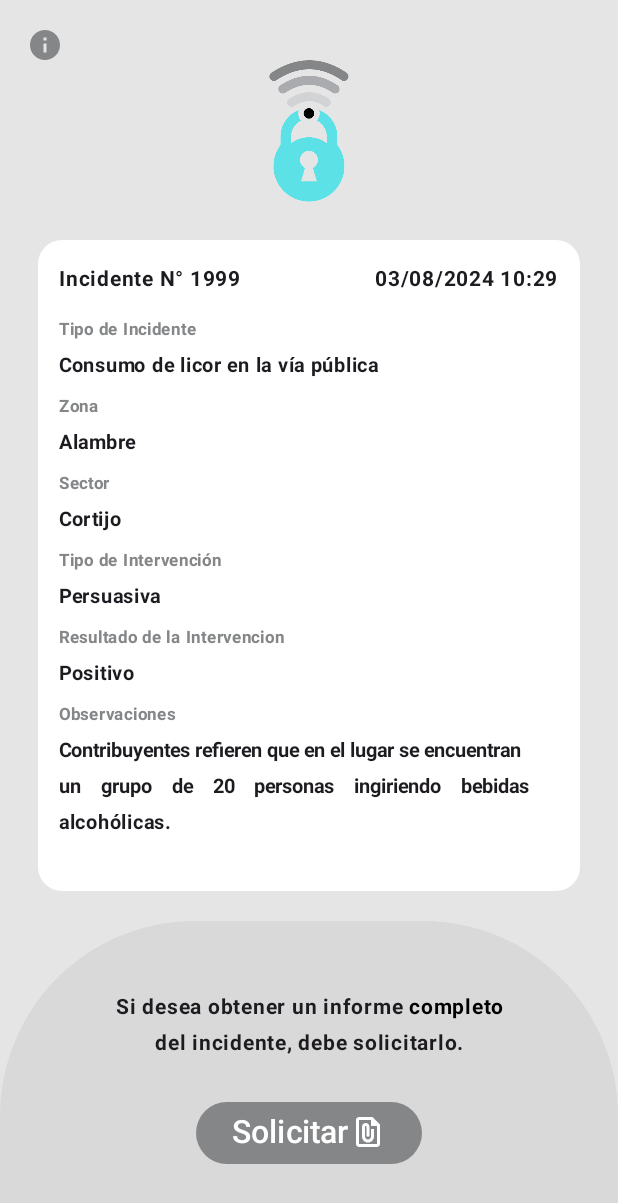
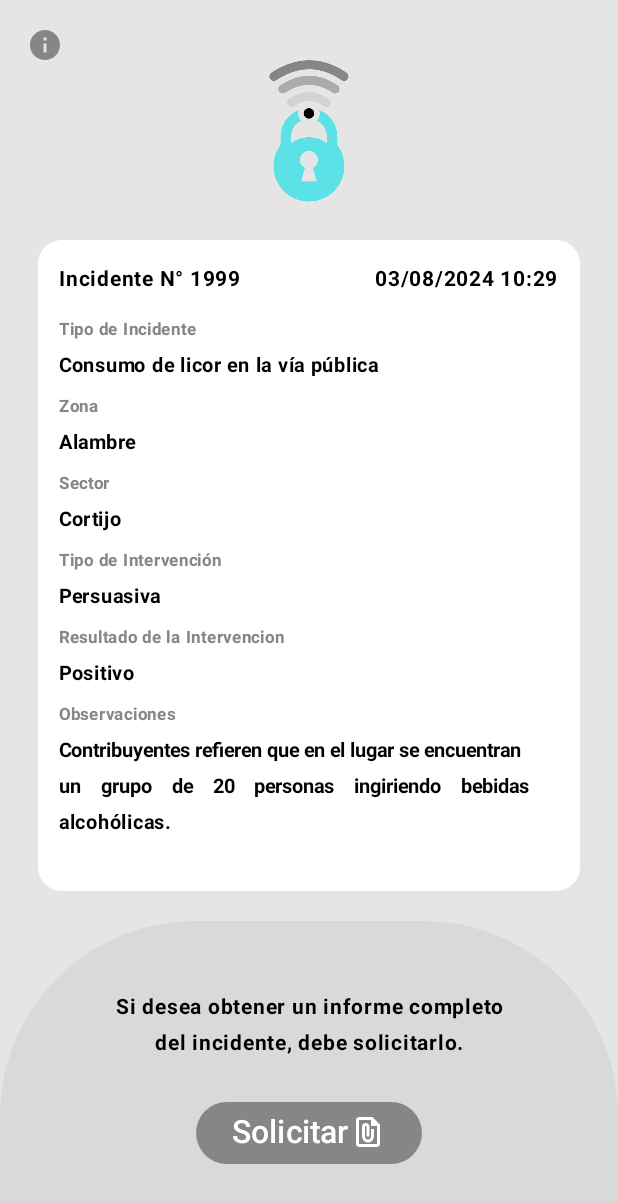
Before and after one commit to RacoonDevRock/OpenCMTApp, an Android app built with Jetpack Compose: the ResearchScreen screen opened through its navigation route, after a tap on "Incidente N° 1999", on a phone screen of 412 x 824 dp. Shown: the top 1203 px of the screen. Run offline under Robolectric (Android 15) with nearby library versions, the phone set to English and light mode, and no system bars.

Commit message:
feature/navegable-phone

```diff
--- a/app/src/main/AndroidManifest.xml
+++ b/app/src/main/AndroidManifest.xml
@@ -6,9 +6,9 @@
         android:allowBackup="true"
         android:dataExtractionRules="@xml/data_extraction_rules"
         android:fullBackupContent="@xml/backup_rules"
-        android:icon="@mipmap/ic_launcher"
+        android:icon="@mipmap/ic_app"
         android:label="@string/app_name"
-        android:roundIcon="@mipmap/ic_launcher_round"
+        android:roundIcon="@mipmap/ic_app"
         android:supportsRtl="true"
         android:theme="@style/Theme.OpenApp"
         tools:targetApi="31">
--- a/app/src/main/java/com/cmt/openapp/MainActivity.kt
+++ b/app/src/main/java/com/cmt/openapp/MainActivity.kt
@@ -35,7 +35,7 @@ class MainActivity : ComponentActivity() {
                     val navigationController = rememberNavController()
                     NavHost(
                         navController = navigationController,
-                        startDestination = Routes.HomeScreen.route
+                        startDestination = Routes.RequestScreen.route
                     ) {
                         composable(Routes.HomeScreen.route) {
                             HomeScreen(
--- a/app/src/main/java/com/cmt/openapp/screen/DetailIncidentScreen.kt
+++ b/app/src/main/java/com/cmt/openapp/screen/DetailIncidentScreen.kt
@@ -110,6 +110,7 @@ fun RequestedBox(navigate: () -> Unit) {
                     }
                     append("del incidente, debe solicitarlo.")
                 },
+                color = Color.Black,
                 textAlign = TextAlign.Center,
                 fontSize = 14.sp,
                 fontWeight = FontWeight.Bold,
@@ -129,7 +130,7 @@ fun IncidentDetails(
     sector: String,
     interventionType: String,
     interventionResult: String,
-    observations: String
+    observations: String,
 ) {
     MySection("Tipo de Incidente")
     MySectionData(incidentType)
@@ -153,19 +154,20 @@ fun IncidentDetails(
 @Composable
 fun IncidentHeader(incidentNumber: String, date: String) {
     Row(
-        Modifier
-            .fillMaxWidth()
+        Modifier.fillMaxWidth()
     ) {
         Text(
             text = "Incidente N° $incidentNumber",
             fontWeight = FontWeight.Bold,
-            fontSize = 14.sp
+            fontSize = 14.sp,
+            color = Color.Black
         )
         Spacer(modifier = Modifier.weight(1f))
         Text(
             text = date,
             fontWeight = FontWeight.Bold,
-            fontSize = 14.sp
+            fontSize = 14.sp,
+            color = Color.Black
         )
     }
 }
@@ -177,6 +179,7 @@ fun MySectionData(text: String) {
         fontSize = 13.sp,
         fontWeight = FontWeight.Bold,
         textAlign = TextAlign.Justify,
+        color = Color.Black,
         modifier = Modifier.fillMaxWidth()
     )
 }
@@ -185,7 +188,7 @@ fun MySectionData(text: String) {
 fun MySection(text: String) {
     Text(
         text = text,
-        color = Color(0xFF848688),
+        color = MaterialTheme.colorScheme.tertiary,
         fontSize = 11.sp,
         fontWeight = FontWeight.Bold,
         modifier = Modifier.fillMaxWidth()
--- a/app/src/main/java/com/cmt/openapp/screen/HomeScreen.kt
+++ b/app/src/main/java/com/cmt/openapp/screen/HomeScreen.kt
@@ -15,6 +15,7 @@ import androidx.compose.runtime.Composable
 import androidx.compose.ui.Alignment
 import androidx.compose.ui.Modifier
 import androidx.compose.ui.draw.clip
+import androidx.compose.ui.graphics.Color
 import androidx.compose.ui.graphics.vector.ImageVector
 import androidx.compose.ui.res.painterResource
 import androidx.compose.ui.text.SpanStyle
@@ -74,11 +75,12 @@ fun InfoSection(modifier: Modifier, navigate: () -> Unit) {
             Text(
                 text = buildAnnotatedString {
                     append("Conoce sobre los ")
-                    withStyle(style = SpanStyle(color = MaterialTheme.colorScheme.onBackground)) {
+                    withStyle(style = SpanStyle(color = Color.Black)) {
                         append("incidentes\n")
                     }
                     append("y solicita informes detallados")
                 },
+                color = Color.Black,
                 textAlign = TextAlign.Center,
                 fontWeight = FontWeight.Bold,
                 fontSize = 18.sp
@@ -98,8 +100,8 @@ fun MyButtonNavigate(navigate: () -> Unit, textButton: String, myIconButton: Ima
         colors = ButtonDefaults.buttonColors(containerColor = MaterialTheme.colorScheme.tertiary)
     ) {
         Row() {
-            Text(text = textButton, fontSize = 21.sp)
-            Icon(myIconButton, contentDescription = "navigate")
+            Text(text = textButton, fontSize = 21.sp, color = Color.White)
+            Icon(myIconButton, contentDescription = "navigate", tint = Color.White)
         }
     }
 }
--- a/app/src/main/java/com/cmt/openapp/screen/RequestScreen.kt
+++ b/app/src/main/java/com/cmt/openapp/screen/RequestScreen.kt
@@ -91,25 +91,27 @@ fun RequestForm() {
 fun RequestHeader(modifier: Modifier) {
     Text(
         text = buildAnnotatedString {
-            append("Solicitud ")
+            append("Solicitud de")
             withStyle(style = SpanStyle(color = Color.Black)) {
-                append("de\n") // Aquí agregas el salto de línea
+                append("Acceso\n") // Aquí agregas el salto de línea
             }
-            append("Acceso a la Información")
+            append("a la Información")
         },
+        color = Color.Black,
         textAlign = TextAlign.Center,
         fontSize = 20.sp,
         fontWeight = FontWeight.Bold,
         modifier = modifier
-            .padding(top = 24.dp, bottom = 20.dp)
+            .padding(top = 24.dp, bottom = 15.dp)
     )
 
     Text(
         text = "Incidente N°1999",
+        color = Color.Black,
         fontSize = 17.sp,
         fontWeight = FontWeight.Bold,
         modifier = Modifier
-            .padding(bottom = 20.dp)
+            .padding(bottom = 15.dp)
     )
 }
 
@@ -123,13 +125,14 @@ fun TextFieldRequest(label: String, value: String, onValueChange: (String) -> Un
                 text = label,
                 fontWeight = FontWeight.ExtraBold,
                 modifier = Modifier.padding(start = 4.dp),
-                fontSize = 14.sp,
+                fontSize = 13.sp,
                 color = Color(0xFF848688)
             )
         },
         modifier = Modifier
             .padding(bottom = 13.dp)
-            .width(310.dp),
+            .width(290.dp)
+            .height(50.dp),
         colors = TextFieldDefaults.colors(
             focusedContainerColor = Color.White,
             unfocusedContainerColor = Color.White,
--- a/app/src/main/java/com/cmt/openapp/screen/ResearchScreen.kt
+++ b/app/src/main/java/com/cmt/openapp/screen/ResearchScreen.kt
@@ -135,13 +135,15 @@ fun IncidentBox(navigate: () -> Unit) {
                 Text(
                     text = "Incidente N° 1999",
                     fontWeight = FontWeight.Bold,
-                    fontSize = 15.sp
+                    fontSize = 15.sp,
+                    color = Color.Black,
                 )
                 Spacer(modifier = Modifier.weight(1f))
                 Text(
                     text = "03/08/2024 10:29",
                     fontWeight = FontWeight.Bold,
-                    fontSize = 15.sp
+                    fontSize = 15.sp,
+                    color = Color.Black,
                 )
             }
             Spacer(modifier = Modifier.weight(1f))
@@ -149,6 +151,7 @@ fun IncidentBox(navigate: () -> Unit) {
                 text = "Consumo de licor en la vía pública",
                 fontWeight = FontWeight.Bold,
                 fontSize = 15.sp,
+                color = Color.Black,
                 modifier = Modifier
                     .fillMaxWidth()
             )
@@ -188,7 +191,8 @@ fun ExpandableBox(
                 text = "Filtros",
                 fontSize = 18.sp,
                 fontWeight = FontWeight.Bold,
-                modifier = Modifier.padding(bottom = 20.dp)
+                modifier = Modifier.padding(bottom = 20.dp),
+                color = Color.Black,
             )
             FilterSection()
         }
@@ -261,7 +265,7 @@ fun MyTextField(
                 text = placeholder,
                 fontWeight = FontWeight.ExtraBold,
                 modifier = Modifier.padding(start = 8.dp),
-                color = MaterialTheme.colorScheme.onSurface
+                color = Color.Black,
             )
         },
         readOnly = true,
```
Also changed, not shown: app/src/main/res/drawable/ic_app_background.xml (added, +74 -0 lines), app/src/main/ic_app-playstore.png (added), app/src/main/ic_launcher-playstore.png (added), app/src/main/res/drawable/open_logo.png (deleted), app/src/main/res/drawable/open_logo.webp (added), app/src/main/res/drawable/open_logo_small.png (deleted), app/src/main/res/drawable/open_logo_small.webp (added), app/src/main/res/mipmap-hdpi/ic_app.png (added), app/src/main/res/mipmap-mdpi/ic_app.png (added), app/src/main/res/mipmap-xhdpi/ic_app.png (added), app/src/main/res/mipmap-xxhdpi/ic_app.png (added), app/src/main/res/mipmap-xxxhdpi/ic_app.png (added).
